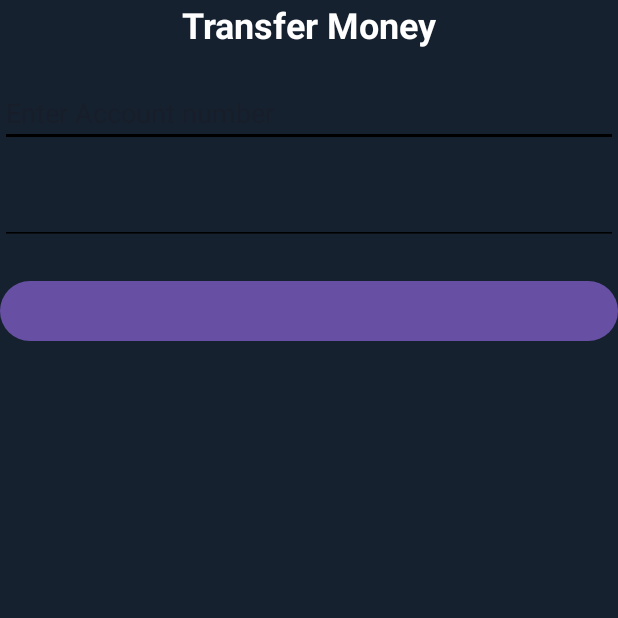
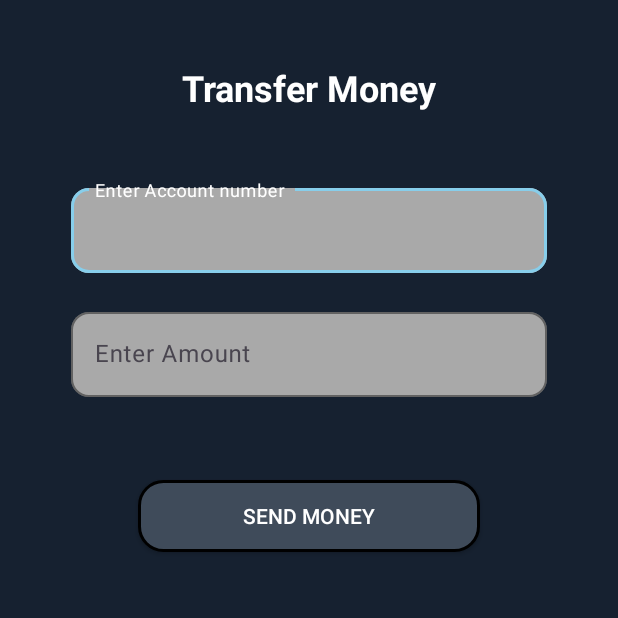
Before and after one commit to jeelpatel0362/BankBalanceCheckApp, an Android app: the TransferMoney screen opened directly, with no data from a screen before it, on a phone screen of 412 x 824 dp, the top half of it. Run offline under Robolectric (Android 15) with nearby library versions, the phone set to English and light mode, and no system bars.

```diff
--- a/app/src/main/java/com/example/bankbalancecheckapp/TransferMoney.java
+++ b/app/src/main/java/com/example/bankbalancecheckapp/TransferMoney.java
@@ -1,6 +1,10 @@
 package com.example.bankbalancecheckapp;
 
+import android.content.Intent;
 import android.os.Bundle;
+import android.view.View;
+import android.widget.EditText;
+import android.widget.Toast;
 
 import androidx.activity.EdgeToEdge;
 import androidx.appcompat.app.AppCompatActivity;
@@ -9,16 +13,67 @@ import androidx.core.view.ViewCompat;
 import androidx.core.view.WindowInsetsCompat;
 
 public class TransferMoney extends AppCompatActivity {
+    private EditText recipient , amount ;
+    private UserData userData;
 
     @Override
     protected void onCreate(Bundle savedInstanceState) {
         super.onCreate(savedInstanceState);
         EdgeToEdge.enable(this);
         setContentView(R.layout.activity_transfer_money);
-        ViewCompat.setOnApplyWindowInsetsListener(findViewById(R.id.main), (v, insets) -> {
-            Insets systemBars = insets.getInsets(WindowInsetsCompat.Type.systemBars());
-            v.setPadding(systemBars.left, systemBars.top, systemBars.right, systemBars.bottom);
-            return insets;
-        });
+
+        userData = (UserData) getIntent().getSerializableExtra("user");
+
+        recipient = findViewById(R.id.accountNumber_content);
+        amount = findViewById(R.id.amount_content);
+
+        findViewById(R.id.sendMoneyBtn).setOnClickListener(this::sendMoney);
     }
+
+    private  void sendMoney(View view){
+
+
+        String recipientText = recipient.getText().toString().trim();
+        String amountText = amount.getText().toString().trim();
+
+        if(amountText.isEmpty() && recipientText.isEmpty()){
+            Toast.makeText(this,"Please fill all details",Toast.LENGTH_SHORT).show();
+            return ;
+        }
+
+        if(recipientText.isEmpty())
+        {
+            Toast.makeText(this,"Recipient account number field is Empty",Toast.LENGTH_SHORT).show();
+            return ;
+        } else if (recipientText.equals(userData.getAccountNumber())) {
+            Toast.makeText(this,"You cannot send money to your own account",Toast.LENGTH_SHORT).show();
+            return ;
+
+        }
+
+        if(amountText.isEmpty()){
+            Toast.makeText(this,"Amount field is Empty",Toast.LENGTH_SHORT).show();
+            amount.setError("Amount is Empty");
+            return ;
+        }
+
+        double amount = Double.parseDouble(amountText);
+
+        if(amount > userData.getBalance())
+        {
+            Toast.makeText(this,"Insufficient Balance",Toast.LENGTH_SHORT).show();
+            return;
+        }
+
+        userData.setBalance(userData.getBalance()-amount);
+        userData.addTransaction("₹" + amount +  " sent to " + recipientText );
+
+        Toast.makeText(this,"Transaction successfull",Toast.LENGTH_SHORT).show();
+
+
+        Intent intent = new Intent(this,HomeScreen.class);
+        intent.putExtra("user",userData);
+        startActivity(intent);
+    }
+
 }
--- a/app/src/main/res/layout/activity_transfer_money.xml
+++ b/app/src/main/res/layout/activity_transfer_money.xml
@@ -1,49 +1,85 @@
 <?xml version="1.0" encoding="utf-8"?>
 <LinearLayout xmlns:android="http://schemas.android.com/apk/res/android"
+    xmlns:app="http://schemas.android.com/apk/res-auto"
     xmlns:tools="http://schemas.android.com/tools"
     android:id="@+id/main"
     android:layout_width="match_parent"
     android:layout_height="match_parent"
+    android:background="@color/bgcolor"
     android:orientation="vertical"
     android:padding="22dp"
-    android:background="@color/bgcolor"
     tools:context=".TransferMoney">
+
+    <LinearLayout
+        android:layout_width="match_parent"
+        android:layout_height="match_parent"
+        android:orientation="vertical"
+        android:layout_margin="20dp">
 
     <TextView
         android:layout_width="wrap_content"
         android:layout_height="wrap_content"
+        android:layout_gravity="center"
+        android:layout_marginBottom="40dp"
         android:text="Transfer Money"
+        android:textColor="@color/white"
         android:textSize="24sp"
-        android:textColor="@color/white"
-        android:textStyle="bold"
-        android:layout_gravity="center"
-        android:layout_marginBottom="20dp"/>
+        android:textStyle="bold" />
 
-    <EditText
-        android:id="@+id/etRecipient"
+
+
+    <com.google.android.material.textfield.TextInputLayout
+        android:id="@+id/accountNumber"
         android:layout_width="match_parent"
         android:layout_height="wrap_content"
-        android:hint="Enter Account number"
-        android:inputType="number"
-        android:backgroundTint="@color/black"
-        android:textColor="@color/black"
-        android:layout_marginBottom="20dp"/>
+        android:hint="Enter Account number "
+        android:padding="5dp"
+        app:boxBackgroundColor="@color/darkGray"
+        app:boxBackgroundMode="outline"
+        app:boxStrokeColor="@color/skyBlue"
+        app:hintTextColor="@color/white"
+        app:shapeAppearanceOverlay="@style/RoundedTextInput">
 
-    <EditText
-        android:id="@+id/etAmount"
+        <com.google.android.material.textfield.TextInputEditText
+            android:id="@+id/accountNumber_content"
+            android:layout_width="match_parent"
+            android:layout_height="wrap_content"
+            android:inputType="number"
+            android:textColor="@color/white"
+            android:textSize="16sp" />
+    </com.google.android.material.textfield.TextInputLayout>
+
+    <com.google.android.material.textfield.TextInputLayout
+        android:id="@+id/amount"
         android:layout_width="match_parent"
         android:layout_height="wrap_content"
+        android:hint="Enter Amount "
+        android:padding="5dp"
+        android:layout_marginTop="10dp"
+        app:boxBackgroundColor="@color/darkGray"
+        app:boxBackgroundMode="outline"
+        app:boxStrokeColor="@color/skyBlue"
+        app:hintTextColor="@color/white"
+        app:shapeAppearanceOverlay="@style/RoundedTextInput">
 
-        android:inputType="number"
-        android:backgroundTint="@color/black"
-        android:textColor="@color/black"
-        android:layout_marginBottom="20dp"/>
+        <com.google.android.material.textfield.TextInputEditText
+            android:id="@+id/amount_content"
+            android:layout_width="match_parent"
+            android:layout_height="wrap_content"
+            android:inputType="number"
+            android:textColor="@color/white"
+            android:textSize="16sp" />
+    </com.google.android.material.textfield.TextInputLayout>
 
-    <Button
-        android:id="@+id/btnSendMoney"
+
+    <androidx.appcompat.widget.AppCompatButton
+        android:id="@+id/sendMoneyBtn"
         android:layout_width="match_parent"
         android:layout_height="wrap_content"
-
-        android:textColor="@color/white"/>
-
+        android:layout_marginHorizontal="50dp"
+        android:layout_marginTop="50dp"
+        android:background="@drawable/custombtn"
+        android:text="Send Money"
+        android:textColor="@color/white" />
+    </LinearLayout>
 </LinearLayout>
```
